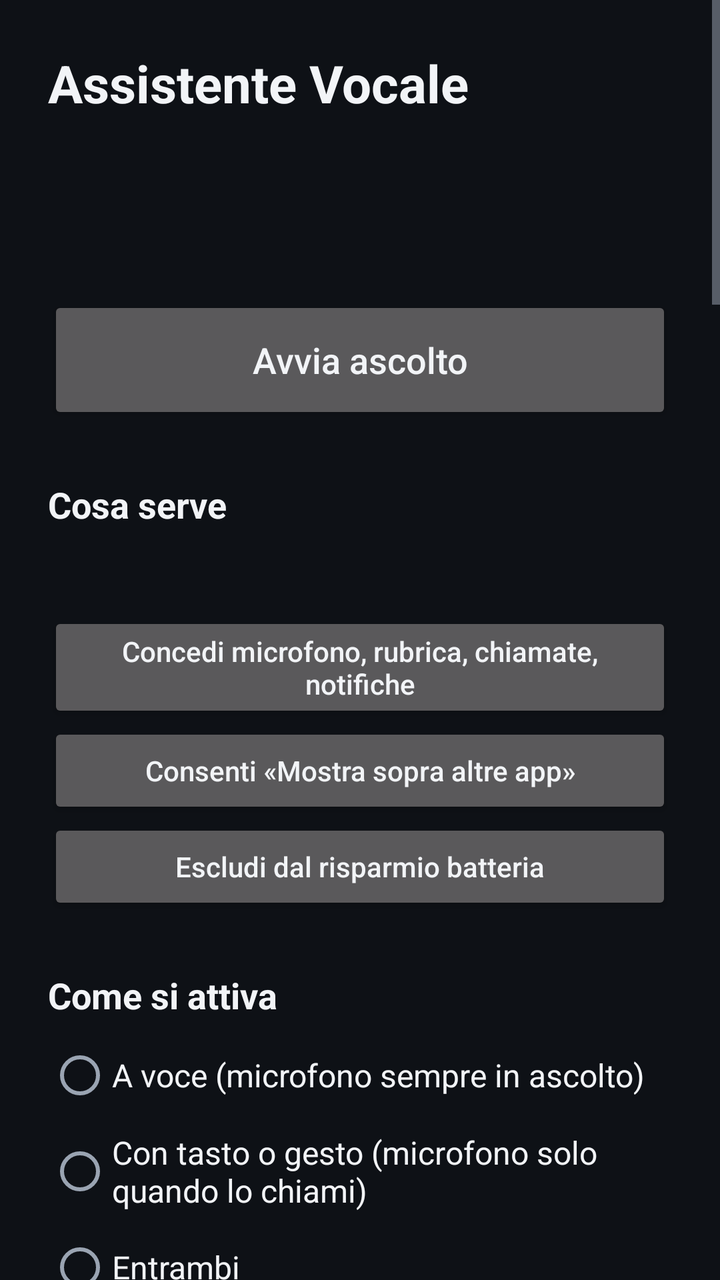
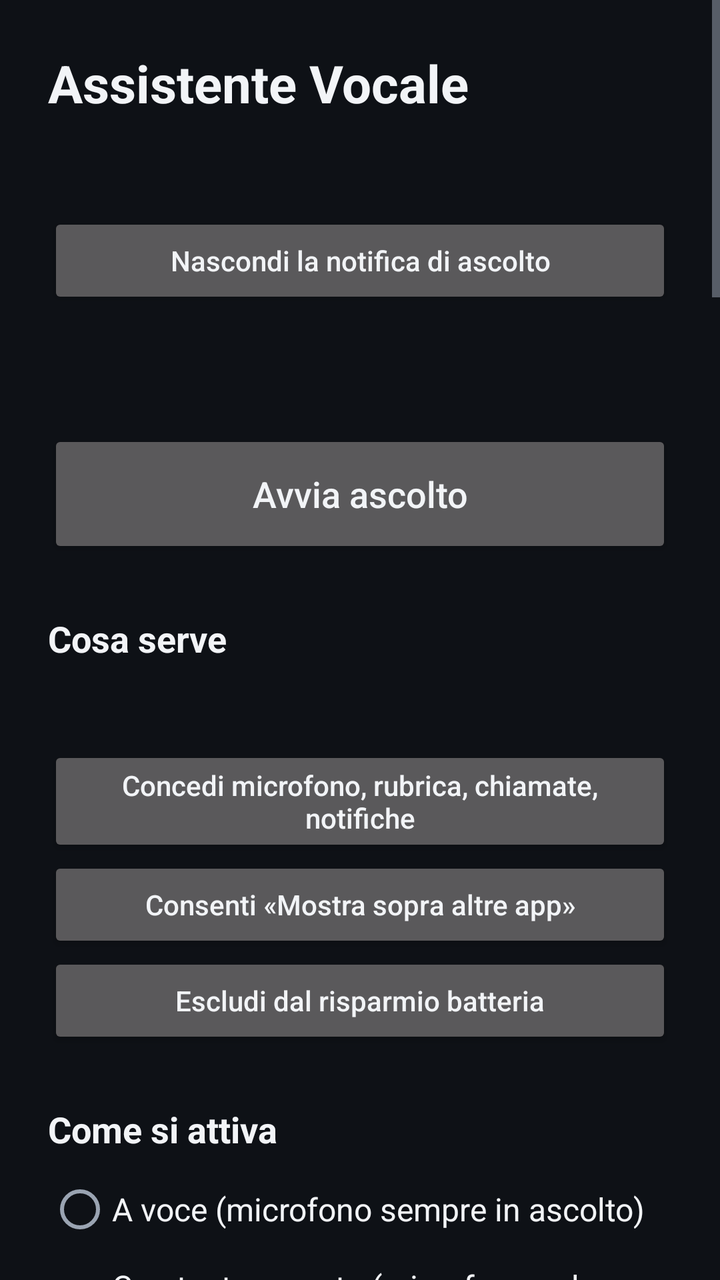

An Android layout rendered at two revisions. The XML below is the earlier revision; the diff shows what the commit changed to produce the second picture.
<!-- AndroidManifest.xml: application theme Theme.Assistente -->
<!-- res/layout/activity_main.xml -->
<?xml version="1.0" encoding="utf-8"?>
<ScrollView xmlns:android="http://schemas.android.com/apk/res/android"
    android:layout_width="match_parent"
    android:layout_height="match_parent"
    android:fillViewport="true"
    android:fitsSystemWindows="true">

    <LinearLayout
        android:layout_width="match_parent"
        android:layout_height="wrap_content"
        android:orientation="vertical"
        android:padding="24dp">

        <TextView
            android:layout_width="wrap_content"
            android:layout_height="wrap_content"
            android:text="@string/app_name"
            android:textColor="@color/text"
            android:textSize="26sp"
            android:textStyle="bold" />

        <TextView
            android:id="@+id/status"
            android:layout_width="match_parent"
            android:layout_height="wrap_content"
            android:layout_marginTop="6dp"
            android:textColor="@color/text_dim"
            android:textSize="16sp" />

        <TextView
            android:id="@+id/version_info"
            android:layout_width="match_parent"
            android:layout_height="wrap_content"
            android:layout_marginTop="2dp"
            android:textColor="@color/text_dim"
            android:textSize="13sp" />

        <Button
            android:id="@+id/update"
            android:layout_width="match_parent"
            android:layout_height="56dp"
            android:layout_marginTop="8dp"
            android:backgroundTint="@color/working"
            android:text="Aggiorna"
            android:textAllCaps="false"
            android:textColor="@color/text"
            android:textSize="16sp"
            android:visibility="gone" />

        <TextView
            android:id="@+id/heard"
            android:layout_width="match_parent"
            android:layout_height="wrap_content"
            android:layout_marginTop="4dp"
            android:textColor="@color/listening"
            android:textSize="16sp" />

        <Button
            android:id="@+id/toggle"
            android:layout_width="match_parent"
            android:layout_height="64dp"
            android:layout_marginTop="16dp"
            android:text="Avvia ascolto"
            android:textAllCaps="false"
            android:textSize="18sp" />

        <TextView
            android:layout_width="wrap_content"
            android:layout_height="wrap_content"
            android:layout_marginTop="28dp"
            android:text="Cosa serve"
            android:textColor="@color/text"
            android:textSize="18sp"
            android:textStyle="bold" />

        <TextView
            android:id="@+id/checks"
            android:layout_width="match_parent"
            android:layout_height="wrap_content"
            android:layout_marginTop="8dp"
            android:lineSpacingExtra="6dp"
            android:textColor="@color/text"
            android:textSize="16sp" />

        <Button
            android:id="@+id/grant"
            android:layout_width="match_parent"
            android:layout_height="wrap_content"
            android:layout_marginTop="12dp"
            android:text="Concedi microfono, rubrica, chiamate, notifiche"
            android:textAllCaps="false" />

        <Button
            android:id="@+id/overlay"
            android:layout_width="match_parent"
            android:layout_height="wrap_content"
            android:text="Consenti «Mostra sopra altre app»"
            android:textAllCaps="false" />

        <Button
            android:id="@+id/battery"
            android:layout_width="match_parent"
            android:layout_height="wrap_content"
            android:text="Escludi dal risparmio batteria"
            android:textAllCaps="false" />

        <TextView
            android:layout_width="wrap_content"
            android:layout_height="wrap_content"
            android:layout_marginTop="28dp"
            android:text="Come si attiva"
            android:textColor="@color/text"
            android:textSize="18sp"
            android:textStyle="bold" />

        <RadioGroup
            android:id="@+id/activation"
            android:layout_width="match_parent"
            android:layout_height="wrap_content"
            android:layout_marginTop="4dp">

            <RadioButton
                android:id="@+id/act_voice"
                android:layout_width="match_parent"
                android:layout_height="wrap_content"
                android:minHeight="48dp"
                android:text="A voce (microfono sempre in ascolto)"
                android:textColor="@color/text"
                android:textSize="16sp" />

            <RadioButton
                android:id="@+id/act_gesture"
                android:layout_width="match_parent"
                android:layout_height="wrap_content"
                android:minHeight="48dp"
                android:text="Con tasto o gesto (microfono solo quando lo chiami)"
                android:textColor="@color/text"
                android:textSize="16sp" />

            <RadioButton
                android:id="@+id/act_both"
                android:layout_width="match_parent"
                android:layout_height="wrap_content"
                android:minHeight="48dp"
                android:text="Entrambi"
                android:textColor="@color/text"
                android:textSize="16sp" />

        </RadioGroup>

        <TextView
            android:id="@+id/assist_info"
            android:layout_width="match_parent"
            android:layout_height="wrap_content"
            android:layout_marginTop="6dp"
            android:lineSpacingExtra="3dp"
            android:textColor="@color/text_dim"
            android:textSize="15sp" />

        <Button
            android:id="@+id/assist_set"
            android:layout_width="match_parent"
            android:layout_height="wrap_content"
            android:text="Imposta come assistente del telefono"
            android:textAllCaps="false" />

        <TextView
            android:layout_width="wrap_content"
            android:layout_height="wrap_content"
            android:layout_marginTop="28dp"
            android:text="Frase di attivazione"
            android:textColor="@color/text"
            android:textSize="18sp"
            android:textStyle="bold" />

        <EditText
            android:id="@+id/wake"
            android:layout_width="match_parent"
            android:layout_height="wrap_content"
            android:hint="es. ehi computer"
            android:importantForAutofill="no"
            android:inputType="text" />

        <Button
            android:id="@+id/wake_save"
            android:layout_width="match_parent"
            android:layout_height="wrap_content"
            android:text="Salva frase di attivazione"
            android:textAllCaps="false" />

        <TextView
            android:id="@+id/wake_check"
            android:layout_width="match_parent"
            android:layout_height="wrap_content"
            android:layout_marginTop="6dp"
            android:lineSpacingExtra="3dp"
            android:textColor="@color/text_dim"
            android:textSize="15sp" />

        <TextView
            android:layout_width="match_parent"
            android:layout_height="wrap_content"
            android:layout_marginTop="4dp"
            android:text="Consiglio: due parole che non dici spesso insieme (es. «ehi computer», «ok telefono»). Guarda la riga «Sento» qui sopra mentre la provi."
            android:textColor="@color/text_dim"
            android:textSize="14sp" />

        <TextView
            android:layout_width="wrap_content"
            android:layout_height="wrap_content"
            android:layout_marginTop="28dp"
            android:text="Chiamate"
            android:textColor="@color/text"
            android:textSize="18sp"
            android:textStyle="bold" />

        <Switch
            android:id="@+id/speaker"
            android:layout_width="match_parent"
            android:layout_height="wrap_content"
            android:layout_marginTop="8dp"
            android:minHeight="48dp"
            android:text="Chiamate sempre in vivavoce"
            android:textColor="@color/text"
            android:textSize="16sp" />

        <TextView
            android:layout_width="match_parent"
            android:layout_height="wrap_content"
            android:text="Oppure dillo a voce: «chiama Mario in vivavoce»."
            android:textColor="@color/text_dim"
            android:textSize="14sp" />

        <TextView
            android:layout_width="wrap_content"
            android:layout_height="wrap_content"
            android:layout_marginTop="28dp"
            android:text="Riconoscimento dei comandi"
            android:textColor="@color/text"
            android:textSize="18sp"
            android:textStyle="bold" />

        <Switch
            android:id="@+id/system_asr"
            android:layout_width="match_parent"
            android:layout_height="wrap_content"
            android:layout_marginTop="8dp"
            android:minHeight="48dp"
            android:text="Usa il riconoscimento del telefono (molto più preciso)"
            android:textColor="@color/text"
            android:textSize="16sp" />

        <TextView
            android:id="@+id/asr_info"
            android:layout_width="match_parent"
            android:layout_height="wrap_content"
            android:layout_marginTop="6dp"
            android:lineSpacingExtra="3dp"
            android:textColor="@color/text_dim"
            android:textSize="15sp" />

        <Button
            android:id="@+id/download_it"
            android:layout_width="match_parent"
            android:layout_height="wrap_content"
            android:text="Scarica l'italiano offline"
            android:textAllCaps="false" />

        <TextView
            android:layout_width="wrap_content"
            android:layout_height="wrap_content"
            android:layout_marginTop="28dp"
            android:text="Voce dell'assistente"
            android:textColor="@color/text"
            android:textSize="18sp"
            android:textStyle="bold" />

        <TextView
            android:layout_width="wrap_content"
            android:layout_height="wrap_content"
            android:layout_marginTop="12dp"
            android:text="Motore"
            android:textColor="@color/text_dim"
            android:textSize="14sp" />

        <Spinner
            android:id="@+id/tts_engine"
            android:layout_width="match_parent"
            android:layout_height="48dp" />

        <TextView
            android:layout_width="wrap_content"
            android:layout_height="wrap_content"
            android:layout_marginTop="12dp"
            android:text="Voce"
            android:textColor="@color/text_dim"
            android:textSize="14sp" />

        <Spinner
            android:id="@+id/tts_voice"
            android:layout_width="match_parent"
            android:layout_height="48dp" />

        <TextView
            android:id="@+id/tts_rate_label"
            android:layout_width="wrap_content"
            android:layout_height="wrap_content"
            android:layout_marginTop="12dp"
            android:textColor="@color/text_dim"
            android:textSize="14sp" />

        <SeekBar
            android:id="@+id/tts_rate"
            android:layout_width="match_parent"
            android:layout_height="40dp"
            android:max="80" />

        <Button
            android:id="@+id/tts_test"
            android:layout_width="match_parent"
            android:layout_height="wrap_content"
            android:text="▶  Prova la voce"
            android:textAllCaps="false" />

        <TextView
            android:id="@+id/tts_info"
            android:layout_width="match_parent"
            android:layout_height="wrap_content"
            android:layout_marginTop="6dp"
            android:lineSpacingExtra="3dp"
            android:textColor="@color/text_dim"
            android:textSize="15sp" />

        <Button
            android:id="@+id/tts_install"
            android:layout_width="match_parent"
            android:layout_height="wrap_content"
            android:text="Scarica altre voci italiane"
            android:textAllCaps="false" />

        <TextView
            android:layout_width="wrap_content"
            android:layout_height="wrap_content"
            android:layout_marginTop="28dp"
            android:text="Segnale di ascolto"
            android:textColor="@color/text"
            android:textSize="18sp"
            android:textStyle="bold" />

        <Spinner
            android:id="@+id/fb_sound"
            android:layout_width="match_parent"
            android:layout_height="48dp"
            android:layout_marginTop="6dp" />

        <TextView
            android:id="@+id/fb_volume_label"
            android:layout_width="wrap_content"
            android:layout_height="wrap_content"
            android:layout_marginTop="12dp"
            android:textColor="@color/text_dim"
            android:textSize="14sp" />

        <SeekBar
            android:id="@+id/fb_volume"
            android:layout_width="match_parent"
            android:layout_height="40dp"
            android:max="100" />

        <Switch
            android:id="@+id/fb_vibrate"
            android:layout_width="match_parent"
            android:layout_height="wrap_content"
            android:layout_marginTop="8dp"
            android:minHeight="48dp"
            android:text="Vibra quando inizia ad ascoltare"
            android:textColor="@color/text"
            android:textSize="16sp" />

        <Button
            android:id="@+id/fb_test"
            android:layout_width="match_parent"
            android:layout_height="wrap_content"
            android:text="▶  Prova il segnale"
            android:textAllCaps="false" />

        <TextView
            android:layout_width="wrap_content"
            android:layout_height="wrap_content"
            android:layout_marginTop="28dp"
            android:text="Spotify"
            android:textColor="@color/text"
            android:textSize="18sp"
            android:textStyle="bold" />

        <TextView
            android:id="@+id/spotify_info"
            android:layout_width="match_parent"
            android:layout_height="wrap_content"
            android:layout_marginTop="6dp"
            android:lineSpacingExtra="3dp"
            android:textColor="@color/text_dim"
            android:textSize="15sp" />

        <Button
            android:id="@+id/spotify_link"
            android:layout_width="match_parent"
            android:layout_height="wrap_content"
            android:text="Collega Spotify"
            android:textAllCaps="false" />

        <Button
            android:id="@+id/spotify_unlink"
            android:layout_width="match_parent"
            android:layout_height="wrap_content"
            android:text="Scollega Spotify"
            android:textAllCaps="false" />

        <TextView
            android:layout_width="wrap_content"
            android:layout_height="wrap_content"
            android:layout_marginTop="28dp"
            android:text="Calendario"
            android:textColor="@color/text"
            android:textSize="18sp"
            android:textStyle="bold" />

        <Spinner
            android:id="@+id/calendar"
            android:layout_width="match_parent"
            android:layout_height="48dp"
            android:layout_marginTop="6dp" />

        <TextView
            android:id="@+id/calendar_info"
            android:layout_width="match_parent"
            android:layout_height="wrap_content"
            android:layout_marginTop="6dp"
            android:lineSpacingExtra="3dp"
            android:textColor="@color/text_dim"
            android:textSize="15sp" />

        <TextView
            android:layout_width="wrap_content"
            android:layout_height="wrap_content"
            android:layout_marginTop="28dp"
            android:text="In auto"
            android:textColor="@color/text"
            android:textSize="18sp"
            android:textStyle="bold" />

        <Spinner
            android:id="@+id/car_mode"
            android:layout_width="match_parent"
            android:layout_height="48dp"
            android:layout_marginTop="6dp" />

        <Switch
            android:id="@+id/car_confirm"
            android:layout_width="match_parent"
            android:layout_height="wrap_content"
            android:layout_marginTop="8dp"
            android:minHeight="48dp"
            android:text="Chiedi conferma prima di chiamare o navigare"
            android:textColor="@color/text"
            android:textSize="16sp" />

        <TextView
            android:id="@+id/car_info"
            android:layout_width="match_parent"
            android:layout_height="wrap_content"
            android:layout_marginTop="6dp"
            android:lineSpacingExtra="3dp"
            android:textColor="@color/text_dim"
            android:textSize="15sp" />

        <TextView
            android:layout_width="wrap_content"
            android:layout_height="wrap_content"
            android:layout_marginTop="28dp"
            android:text="Luoghi rapidi"
            android:textColor="@color/text"
            android:textSize="18sp"
            android:textStyle="bold" />

        <EditText
            android:id="@+id/home"
            android:layout_width="match_parent"
            android:layout_height="wrap_content"
            android:hint="Indirizzo di casa («portami a casa»)"
            android:importantForAutofill="no"
            android:inputType="textPostalAddress" />

        <EditText
            android:id="@+id/work"
            android:layout_width="match_parent"
            android:layout_height="wrap_content"
            android:hint="Indirizzo del lavoro («portami al lavoro»)"
            android:importantForAutofill="no"
            android:inputType="textPostalAddress" />

        <TextView
            android:layout_width="wrap_content"
            android:layout_height="wrap_content"
            android:layout_marginTop="28dp"
            android:text="Come si usa"
            android:textColor="@color/text"
            android:textSize="18sp"
            android:textStyle="bold" />

        <TextView
            android:id="@+id/howto"
            android:layout_width="match_parent"
            android:layout_height="wrap_content"
            android:layout_marginTop="8dp"
            android:lineSpacingExtra="4dp"
            android:textColor="@color/text_dim"
            android:textSize="16sp" />
    </LinearLayout>
</ScrollView>
<!-- resources referenced by this layout -->
<resources>
  <color name="listening">#FF2F80ED</color>
  <color name="text">#FFF2F4F7</color>
  <color name="text_dim">#FF9AA4B2</color>
  <color name="working">#FF27AE60</color>
  <string name="app_name">Assistente Vocale</string>
  <style name="Theme.Assistente" parent="android:Theme.Material.NoActionBar">
          <item name="android:colorAccent">@color/listening</item>
          <item name="android:windowBackground">@color/bg</item>
          <item name="android:statusBarColor">@color/bg</item>
          <item name="android:navigationBarColor">@color/bg</item>
          <item name="android:textColorPrimary">@color/text</item>
          <item name="android:textColorSecondary">@color/text_dim</item>
      </style>
  <color name="bg">#FF0E1116</color>
</resources>

<!-- the commit's change to res/layout/activity_main.xml (unified diff, before → after) -->
@@ -46,6 +46,21 @@
             android:textColor="@color/text"
             android:textSize="16sp"
             android:visibility="gone" />
+
+        <Button
+            android:id="@+id/hide_notification"
+            android:layout_width="match_parent"
+            android:layout_height="wrap_content"
+            android:text="Nascondi la notifica di ascolto"
+            android:textAllCaps="false" />
+
+        <TextView
+            android:id="@+id/notification_info"
+            android:layout_width="match_parent"
+            android:layout_height="wrap_content"
+            android:lineSpacingExtra="3dp"
+            android:textColor="@color/text_dim"
+            android:textSize="14sp" />
 
         <TextView
             android:id="@+id/heard"
